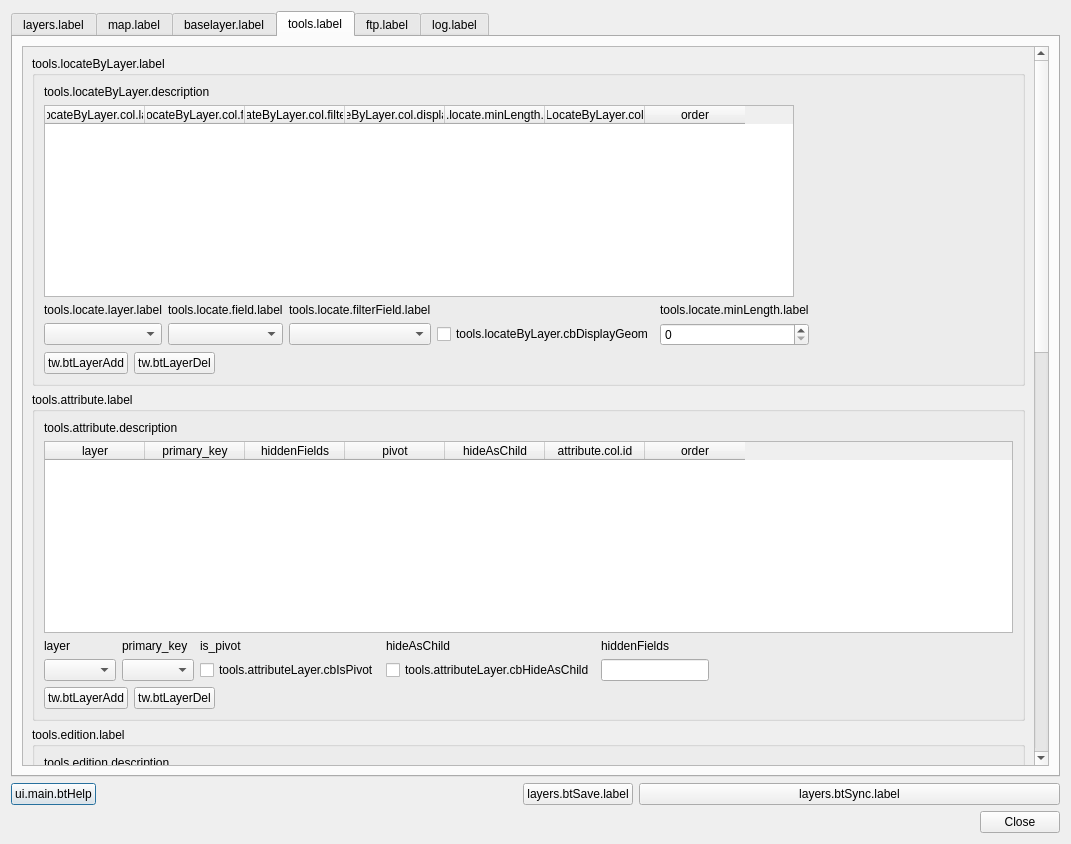
Qt form ui_lizmap.ui (3liz/lizmap-plugin) before a commit.
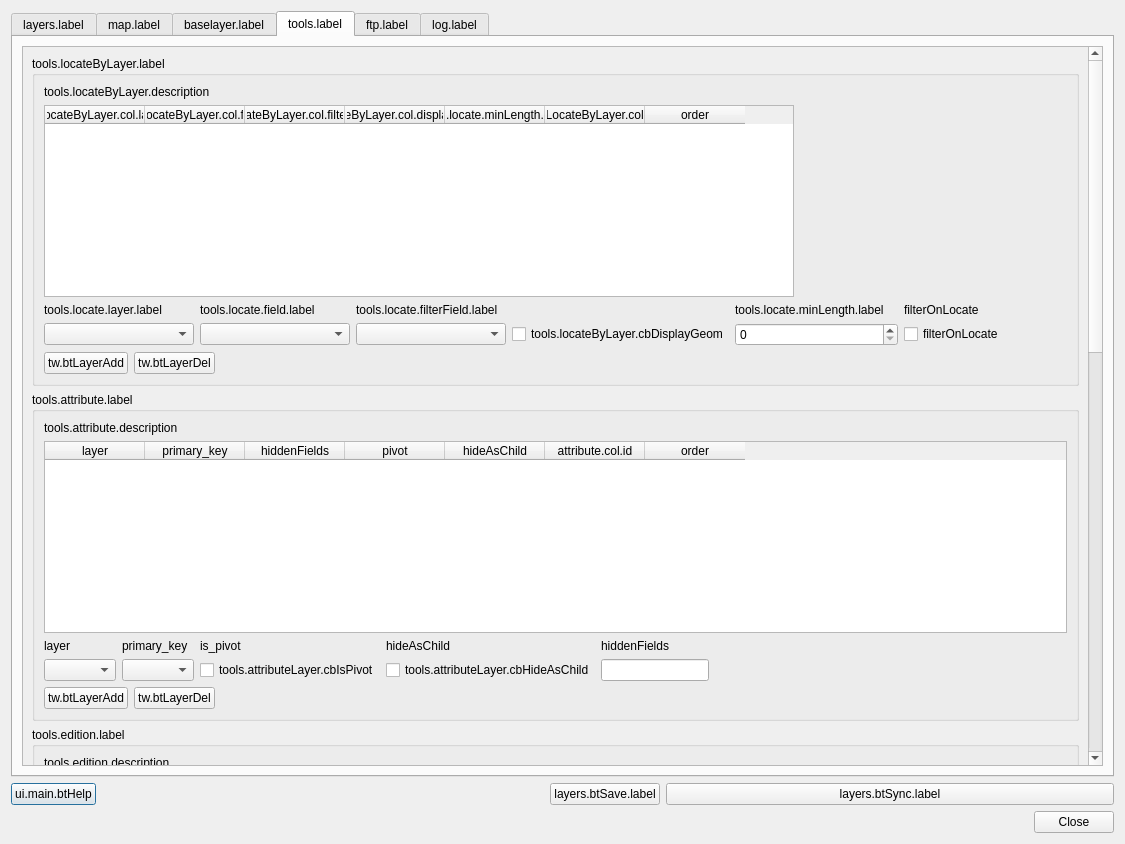
The same form after that commit. The open tabs and pages were chosen to show the change.

Commit message: Locate by layer - Option to trigger the filter of the layer on zoom change

```diff
--- a/ui_lizmap.ui
+++ b/ui_lizmap.ui
@@ -6,7 +6,7 @@
    <rect>
     <x>0</x>
     <y>0</y>
-    <width>1071</width>
+    <width>1125</width>
     <height>844</height>
    </rect>
   </property>
@@ -1570,8 +1570,8 @@
           <property name="geometry">
            <rect>
             <x>0</x>
-            <y>0</y>
-            <width>1031</width>
+            <y>-8</y>
+            <width>1154</width>
             <height>1786</height>
            </rect>
           </property>
@@ -1691,18 +1691,22 @@
                       </property>
                      </widget>
                     </item>
+                    <item row="0" column="5">
+                     <widget class="QLabel" name="label_66">
+                      <property name="text">
+                       <string>filterOnLocate</string>
+                      </property>
+                     </widget>
+                    </item>
                     <item row="1" column="5">
-                     <spacer name="horizontalSpacer_13">
-                      <property name="orientation">
-                       <enum>Qt::Horizontal</enum>
+                     <widget class="QCheckBox" name="cbFilterOnLocate">
+                      <property name="toolTip">
+                       <string>filterOnLocateTooltip</string>
                       </property>
-                      <property name="sizeHint" stdset="0">
-                       <size>
-                        <width>40</width>
-                        <height>20</height>
-                       </size>
+                      <property name="text">
+                       <string>filterOnLocate</string>
                       </property>
-                     </spacer>
+                     </widget>
                     </item>
                    </layout>
                   </item>
```
Left out of the diff: 33 changed lines with no effect on the pictures. The commit also changes 10 other files.
